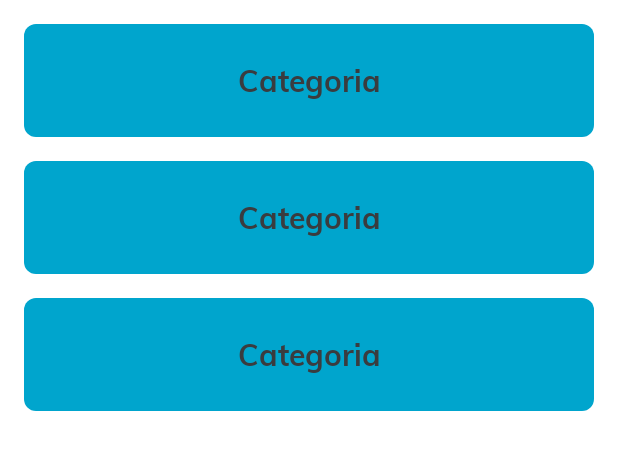
After one commit to MaiCaiIney/Conexa, an Android app: the layout fragment_categories_list.xml on its own in the app's theme, with its tools: preview values and no code run, on a phone screen of 412 x 824 dp. The commit adds this screen. Shown: the top 450 px of the screen. Run offline under Robolectric (Android 15) with nearby library versions, the phone set to English and light mode, and no system bars.

Commit message:
Mostrar categorias

```diff
--- a/app/src/main/java/com/conexa/challenge/ui/home/products/ProductsViewModel.kt
+++ b/app/src/main/java/com/conexa/challenge/viewmodel/ProductsViewModel.kt
@@ -1,4 +1,4 @@
-package com.conexa.challenge.ui.home.products
+package com.conexa.challenge.viewmodel
 
 import androidx.lifecycle.LiveData
 import androidx.lifecycle.MutableLiveData
--- /dev/null
+++ b/app/src/main/res/drawable/item_category_background.xml
@@ -0,0 +1,5 @@
+<?xml version="1.0" encoding="utf-8"?>
+<shape xmlns:android="http://schemas.android.com/apk/res/android">
+    <solid android:color="@color/light_blue" />
+    <corners android:radius="8dp" />
+</shape>
--- a/app/src/main/res/drawable/item_product_background.xml
+++ b/app/src/main/res/drawable/item_product_background.xml
@@ -1,8 +1,8 @@
 <?xml version="1.0" encoding="utf-8"?>
 <shape xmlns:android="http://schemas.android.com/apk/res/android">
-    <solid android:color="@color/white" />
+    <solid android:color="@color/colorBackground" />
     <corners android:radius="16dp" />
     <stroke
         android:width="1dp"
-        android:color="@color/global_gray_10" />
+        android:color="@color/colorBackgroundInverse" />
 </shape>
--- a/app/src/main/res/drawable/logo_title.xml
+++ b/app/src/main/res/drawable/logo_title.xml
@@ -29,7 +29,7 @@
           android:pathData="M1.776,1.422h29.9v34.1h-29.9z"/>
       <path
           android:pathData="M1.976,1.422h29.8v33.9h-29.8z"
-          android:fillColor="@color/blue"/>
+          android:fillColor="@color/light_blue"/>
     </group>
   </group>
 </vector>
--- /dev/null
+++ b/app/src/main/res/layout/fragment_categories_list.xml
@@ -0,0 +1,13 @@
+<?xml version="1.0" encoding="utf-8"?>
+<androidx.recyclerview.widget.RecyclerView xmlns:android="http://schemas.android.com/apk/res/android"
+    xmlns:app="http://schemas.android.com/apk/res-auto"
+    xmlns:tools="http://schemas.android.com/tools"
+    android:id="@+id/list"
+    android:layout_width="match_parent"
+    android:layout_height="match_parent"
+    android:clipToPadding="false"
+    android:orientation="vertical"
+    android:padding="8dp"
+    app:layoutManager="androidx.recyclerview.widget.LinearLayoutManager"
+    tools:context=".ui.home.filter.CategoriesFragment"
+    tools:listitem="@layout/item_category" />
--- a/app/src/main/res/layout/fragment_products.xml
+++ b/app/src/main/res/layout/fragment_products.xml
@@ -13,7 +13,7 @@
         android:clipToPadding="false"
         android:padding="8dp"
         app:layoutManager="androidx.recyclerview.widget.StaggeredGridLayoutManager"
-        app:spanCount="2"
+        app:spanCount="1"
         tools:listitem="@layout/item_product" />
 
 </androidx.constraintlayout.widget.ConstraintLayout>
--- /dev/null
+++ b/app/src/main/res/layout/item_category.xml
@@ -0,0 +1,12 @@
+<?xml version="1.0" encoding="utf-8"?>
+<TextView xmlns:android="http://schemas.android.com/apk/res/android"
+    xmlns:tools="http://schemas.android.com/tools"
+    android:id="@+id/text"
+    android:layout_width="match_parent"
+    android:layout_height="75dp"
+    android:layout_margin="8dp"
+    android:background="@drawable/item_category_background"
+    android:gravity="center"
+    android:padding="16dp"
+    android:textAppearance="@style/Heading.XL"
+    tools:text="Categoria" />
--- a/app/src/main/res/values-night/themes.xml
+++ b/app/src/main/res/values-night/themes.xml
@@ -9,10 +9,12 @@
         <item name="colorSecondary">@color/orange</item>
         <item name="colorOnSecondary">@color/orange_40</item>
         <item name="android:statusBarColor" tools:targetApi="l">@color/specific_background_inverse</item>
-        <item name="android:windowLightStatusBar">true</item>
+        <item name="android:windowLightStatusBar">false</item>
+        <item name="shapeAppearanceLargeComponent">@style/Theme.Conexa.BottomSheetDialog</item>
     </style>
 
     <color name="colorText">@color/specific_content_inverse</color>
     <color name="colorBackground">@color/specific_background_inverse</color>
+    <color name="colorBackgroundInverse">@color/specific_background</color>
 
 </resources>
--- a/app/src/main/res/values/colors.xml
+++ b/app/src/main/res/values/colors.xml
@@ -1,9 +1,13 @@
 <?xml version="1.0" encoding="utf-8"?>
 <resources>
-    <color name="blue">#00A5CD</color>
-    <color name="blue_40">#6600A5CD</color>
+    <color name="light_blue">#00A5CD</color>
+    <color name="light_blue_40">#6600A5CD</color>
     <color name="orange">#ff7166</color>
     <color name="orange_40">#66FF7166</color>
+    <color name="red">#f52f42</color>
+    <color name="green">#2cb99c</color>
+    <color name="yellow">#f5bc5a</color>
+    <color name="blue">#006a9e</color>
     <color name="black">#FF000000</color>
     <color name="white">#FFFFFFFF</color>
 
@@ -16,4 +20,13 @@
     <color name="specific_background">@color/white</color>
     <color name="specific_background_inverse">#3A3C3F</color>
     <color name="specific_background_disabled">#DDDEDD</color>
+
+    <array name="rainbow">
+        <item>@color/orange</item>
+        <item>@color/light_blue</item>
+        <item>@color/red</item>
+        <item>@color/green</item>
+        <item>@color/yellow</item>
+        <item>@color/blue</item>
+    </array>
 </resources>
--- a/app/src/main/res/values/themes.xml
+++ b/app/src/main/res/values/themes.xml
@@ -4,19 +4,33 @@
         <item name="windowActionBar">false</item>
         <item name="windowNoTitle">true</item>
         <item name="android:windowBackground">@color/specific_background</item>
-        <item name="colorPrimary">@color/blue</item>
+        <item name="colorPrimary">@color/light_blue</item>
         <item name="colorOnPrimary">@color/specific_background</item>
-        <item name="colorSecondary">@color/blue</item>
-        <item name="colorOnSecondary">@color/blue_40</item>
+        <item name="colorSecondary">@color/light_blue</item>
+        <item name="colorOnSecondary">@color/light_blue_40</item>
         <item name="android:statusBarColor" tools:targetApi="l">@color/specific_background</item>
         <item name="android:windowLightStatusBar">true</item>
+        <item name="shapeAppearanceLargeComponent">@style/Theme.Conexa.BottomSheetDialog</item>
     </style>
 
     <color name="colorText">@color/specific_content</color>
     <color name="colorBackground">@color/specific_background</color>
+    <color name="colorBackgroundInverse">@color/specific_background_inverse</color>
 
     <style name="Theme.Conexa.Splash">
         <item name="android:windowBackground">@drawable/splash</item>
     </style>
 
+    <style name="Theme.Conexa.ShapeableImageView">
+        <item name="cornerSize">16dp</item>
+    </style>
+
+    <style name="Theme.Conexa.BottomSheetDialog">
+        <item name="cornerFamily">rounded</item>
+        <item name="cornerSizeTopRight">16dp</item>
+        <item name="cornerSizeTopLeft">16dp</item>
+        <item name="cornerSizeBottomRight">0dp</item>
+        <item name="cornerSizeBottomLeft">0dp</item>
+    </style>
+
 </resources>
```
Also changed, not shown: app/src/main/java/com/conexa/challenge/ui/home/filter/CategoriesFragment.kt (added, +105 -0 lines), app/src/main/java/com/conexa/challenge/ui/home/products/ProductsFragment.kt (+33 -6 lines), app/src/main/res/drawable/ic_buscar.xml (added, +10 -0 lines), app/src/main/res/drawable/ic_cesta.xml (added, +10 -0 lines), app/src/main/res/drawable/ic_filtro.xml (added, +10 -0 lines), app/src/main/res/layout/item_product.xml (+6 -5 lines), app/src/main/res/menu/menu_products.xml (added, +15 -0 lines), app/src/main/res/navigation/home_navigation_graph.xml (+10 -1 lines).
